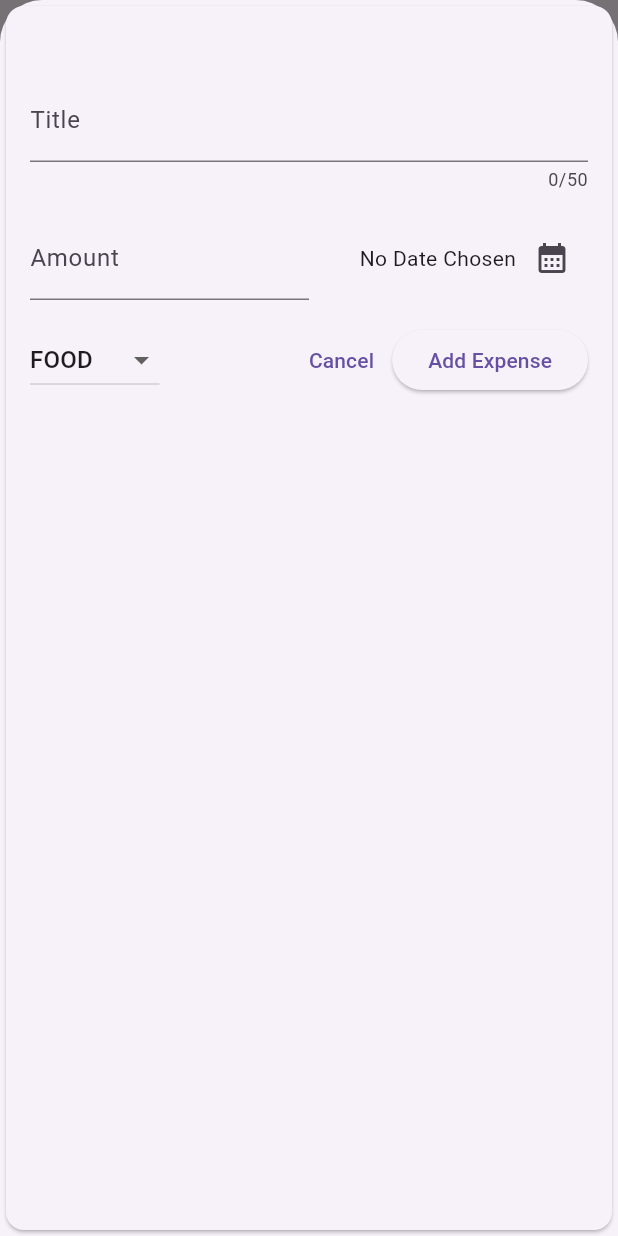
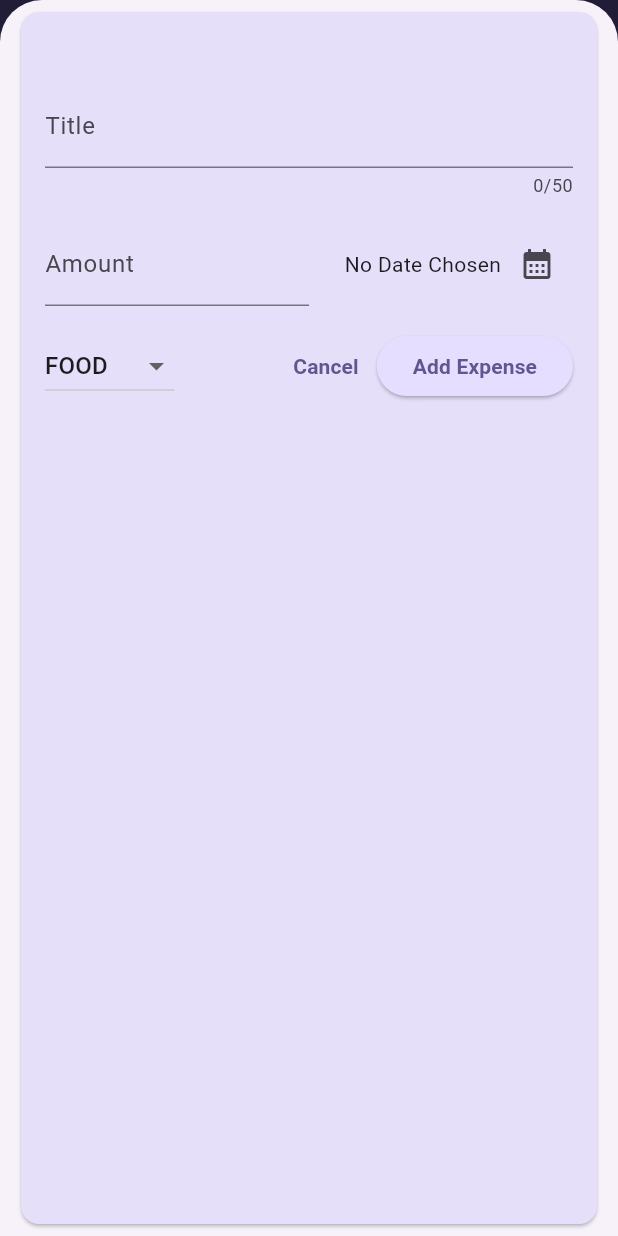
Before and after one commit to emmakolade/flut_expense, a Flutter app: the screen it shows after launch, after a tap on the "add circle" icon, on a phone screen of 412 x 824 dp. Run offline on Flutter 3.47's test engine with Material 3 defaults, Android fonts, the phone set to English and light mode, and no system bars.

Commit message:
remove expense

```diff
--- a/lib/expenses.dart
+++ b/lib/expenses.dart
@@ -58,6 +58,9 @@ class _ExpensesState extends State<Expenses> {
     setState(() {
       _registeredExpenses.remove(expense);
     });
+
+    ScaffoldMessenger.of(context).clearSnackBars();
+    // Show a snackbar to confirm deletion
     ScaffoldMessenger.of(context).showSnackBar(
       SnackBar(
         content: const Text("Expense Deleted"),
--- a/lib/main.dart
+++ b/lib/main.dart
@@ -1,8 +1,65 @@
 import 'package:flutter/material.dart';
 import 'package:expense_tracker/expenses.dart';
 
+var kColorScheme = ColorScheme.fromSeed(
+  seedColor: const Color.fromARGB(255, 148, 142, 171),
+  // primary: const Color.fromARGB(255, 0, 0, 0),
+  // secondary: const Color.fromARGB(255, 255, 255, 255),
+);
+
+var kDarkColorScheme = ColorScheme.fromSeed(
+  seedColor: const Color.fromARGB(255, 89, 55, 226),
+  brightness: Brightness.dark,
+  // primary: const Color.fromARGB(255, 0, 0, 0),
+  // secondary: const Color.fromARGB(255, 255, 255, 255),
+);
+
 void main() {
-  runApp(MaterialApp(
-    home: Expenses(),
-  ));
+  runApp(
+    MaterialApp(
+      darkTheme: ThemeData.dark().copyWith(
+        colorScheme: kDarkColorScheme,
+        cardTheme: const CardTheme().copyWith(
+          color: kDarkColorScheme.secondaryContainer,
+          margin: const EdgeInsets.symmetric(horizontal: 14, vertical: 8),
+        ),
+        elevatedButtonTheme: ElevatedButtonThemeData(
+          style: ElevatedButton.styleFrom(
+            backgroundColor: kDarkColorScheme.primaryContainer,
+            foregroundColor: kDarkColorScheme.onPrimaryContainer,
+          ),
+        ),
+      ),
+      theme: ThemeData(
+        // scaffoldBackgroundColor: const Color.fromARGB(255, 148, 142, 171),
+        colorScheme: kColorScheme,
+        appBarTheme: const AppBarTheme().copyWith(
+          backgroundColor: kColorScheme.onPrimaryContainer,
+          foregroundColor: kColorScheme.primaryContainer,
+        ),
+        cardTheme: const CardTheme().copyWith(
+          color: kColorScheme.secondaryContainer,
+          margin: const EdgeInsets.symmetric(horizontal: 14, vertical: 8),
+        ),
+        elevatedButtonTheme: ElevatedButtonThemeData(
+          style: ElevatedButton.styleFrom(
+            backgroundColor: kColorScheme.primaryContainer,
+            // foregroundColor: kColorScheme.onPrimaryContainer,
+          ),
+        ),
+        textTheme: const TextTheme().copyWith(
+          titleLarge: const TextStyle(
+            fontSize: 14,
+            fontWeight: FontWeight.normal,
+          ),
+          labelLarge: const TextStyle(
+            fontSize: 14,
+            fontWeight: FontWeight.bold,
+          ),
+        ),
+      ),
+      // themeMode: ThemeMode.system,
+      home: Expenses(),
+    ),
+  );
 }
--- a/lib/widgets/expenses_item.dart
+++ b/lib/widgets/expenses_item.dart
@@ -17,7 +17,7 @@ class ExpensesItem extends StatelessWidget {
           children: [
             Text(
               expense.title,
-              style: const TextStyle(fontSize: 20, fontWeight: FontWeight.bold),
+              style: Theme.of(context).textTheme.titleLarge,
             ),
             const SizedBox(height: 4),
             Row(
--- a/lib/widgets/expenses_list.dart
+++ b/lib/widgets/expenses_list.dart
@@ -20,10 +20,13 @@ class ExpensesList extends StatelessWidget {
         final expenseIndex = expenses[index];
         return Dismissible(
           key: ValueKey(expenseIndex),
-          // background: Container(
-          //   color: Theme.of(context).colorScheme.error,
-          //   child: const Icon(Icons.delete),
-          // ),
+          background: Container(
+            color: Theme.of(context).colorScheme.error.withValues(red: 0.5),
+            margin: EdgeInsets.symmetric(
+              horizontal: Theme.of(context).cardTheme.margin!.horizontal,
+            ),
+            child: const Icon(Icons.delete),
+          ),
           onDismissed: (direction) {
             onRemoveExpense(expenseIndex);
           },
```
Also changed, not shown: lib/model/expense.dart (+32 -0 lines), lib/widgets/chart.dart (added, +96 -0 lines), lib/widgets/chart_bar.dart (added, +34 -0 lines).
